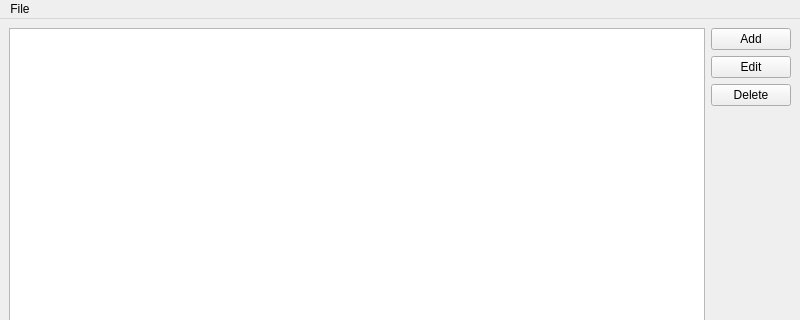
Old version of the form Lab1/mainwindow.ui in the repository vladyslavmakartet/recipe_planner_qt; both pictures show x 0 to 800 and y 0 to 320 of the 800 by 600 pixel window.
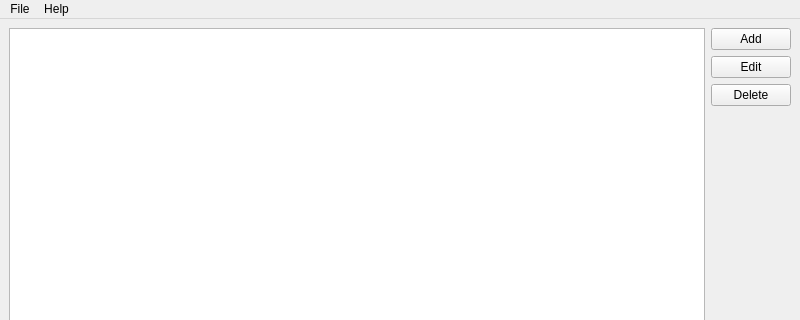
New version of the form.

What changed in the file:
```diff
--- a/Lab1/mainwindow.ui
+++ b/Lab1/mainwindow.ui
@@ -94,7 +94,14 @@
     <addaction name="separator"/>
     <addaction name="actionExit"/>
    </widget>
+   <widget class="QMenu" name="menuHelp">
+    <property name="title">
+     <string>Help</string>
+    </property>
+    <addaction name="actionAbout"/>
+   </widget>
    <addaction name="menuCreate_shopping_list"/>
+   <addaction name="menuHelp"/>
   </widget>
   <widget class="QStatusBar" name="statusbar"/>
   <action name="actionExit">
```
Left out of the diff: 14 changed lines with no effect on the pictures.
